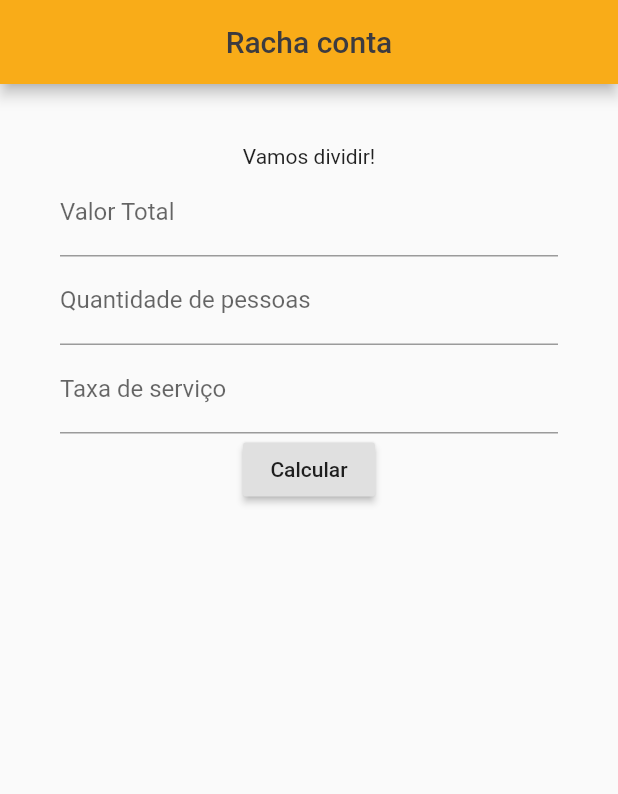
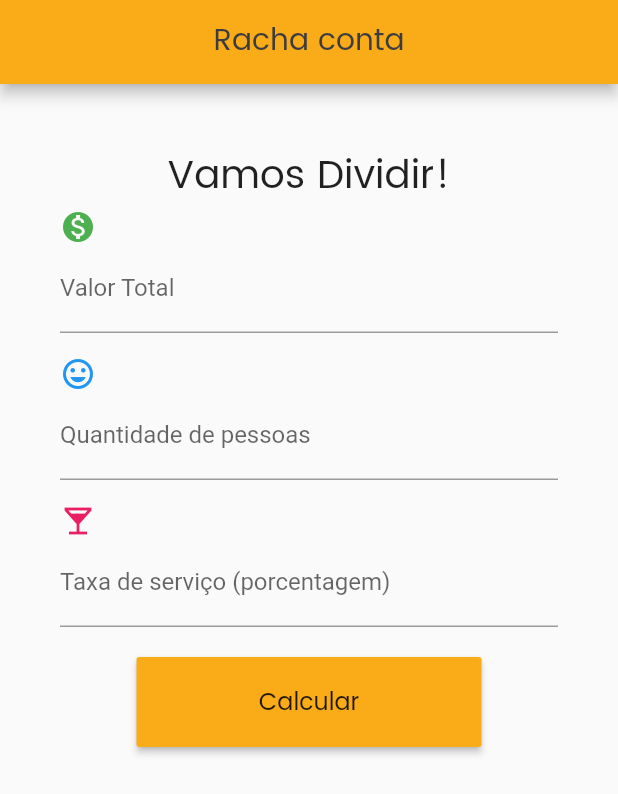
Before and after one commit to DayaneCordeiro/Racha_Conta, a Flutter app: the screen it shows after launch, after a tap on "Mesmo valor para todos", on a phone screen of 412 x 824 dp. Shown: the top 794 px of the screen. Run offline on Flutter 3.47's test engine with Material 2 defaults, Android fonts, the phone set to English and light mode, and no system bars.

Commit message:
Feature: Total Divion Logic And Front-End

```diff
--- a/lib/consumo_total.dart
+++ b/lib/consumo_total.dart
@@ -7,17 +7,30 @@ class ConsumoTotal extends StatefulWidget {
 }
 
 class ConsumoTotalState extends State<ConsumoTotal> {
-  final form_consumo = GlobalKey<FormState>();
-  final total_value  = TextEditingController();
+  /* CONTROLLERS */
+  final form_consumo         = GlobalKey<FormState>();
+  final total_value          = TextEditingController();
+  final total_people         = TextEditingController();
+  final total_service_charge = TextEditingController();
 
   @override
   void dispose() {
     total_value.dispose();
+    total_people.dispose();
+    total_service_charge.dispose();
     super.dispose();
   }
 
   @override
   Widget build(BuildContext context) {
+    var orangeColor     = new Color(0xFFF9AC18);
+    double total        = 0;
+    double custo        = 0;
+    int pessoas         = 0;
+    double taxa         = 0;
+    double porcentagem  = 0;
+    String result;
+
     return MaterialApp(
       home: Scaffold(
         /* Função que preenche os espaços da tela, barra de cima... */
@@ -31,11 +44,29 @@ class ConsumoTotalState extends State<ConsumoTotal> {
           padding: const EdgeInsets.all(40.0),
           child: new Column(
             children: [
-              Text('Vamos dividir!'),
+              /* PAGE TITLE */
+              Text(
+                'Vamos Dividir!',
+                style: TextStyle(fontSize: 26, fontFamily: 'Poppins'),
+                textAlign: TextAlign.center
+              ),
+
+              /* DIVSION FORM */
               Form(
                 key: form_consumo,
                 child: Column(
                   children: <Widget>[
+                    /* MONEY ICON */
+                    Container(
+                      alignment: Alignment.topLeft,
+                      child: Icon(
+                        Icons.monetization_on,
+                        color: Colors.green,
+                        size: 24,
+                      ),
+                    ),
+
+                    /* INPUT TOTAL VALUE */
                     TextFormField(
                       controller: total_value,
                       decoration: new InputDecoration(
@@ -46,7 +77,22 @@ class ConsumoTotalState extends State<ConsumoTotal> {
                         return (value.isEmpty) ? 'Por favor insira um valor' : null;
                       }
                     ),
+
+                    Padding(padding: new EdgeInsets.fromLTRB(0.0,15.0,0.0,0.0,)),
+
+                    /* PEOPLE ICON */
+                    Container(
+                      alignment: Alignment.bottomLeft,
+                      child: Icon(
+                        Icons.insert_emoticon,
+                        color: Colors.blue,
+                        size: 24,
+                      ),
+                    ),
+
+                    /* INPUT AMOUNT OF PEOPLE */
                     TextFormField(
+                      controller: total_people,
                       decoration: new InputDecoration(
                         hintText: 'Digite a quantidade...', labelText: 'Quantidade de pessoas',
                       ),
@@ -55,21 +101,77 @@ class ConsumoTotalState extends State<ConsumoTotal> {
                         return (value.isEmpty) ? 'Por favor insira a quantidade' : null;
                       }
                     ),
+
+                    Padding(padding: new EdgeInsets.fromLTRB(0.0,15.0,0.0,0.0,)),
+
+                    /* PEOPLE ICON */
+                    Container(
+                      alignment: Alignment.bottomLeft,
+                      child: Icon(
+                        Icons.local_bar,
+                        color: Colors.pink,
+                        size: 24,
+                      ),
+                    ),
+
+                    /* INPUT SERVICE CHARGE */
                     TextFormField(
+                      controller: total_service_charge,
                       decoration: new InputDecoration(
-                        hintText: 'Digite a taxa...', labelText: 'Taxa de serviço',
+                        hintText: 'Digite a taxa...', labelText: 'Taxa de serviço (porcentagem)',
                       ),
                       keyboardType: TextInputType.number,
                       validator: (value) {
                         return (value.isEmpty) ? 'Por favor insira a taxa' : null;
                       }
                     ),
-                    RaisedButton(
-                      child: Text('Calcular'),
-                      onPressed: () {
-                        if (form_consumo.currentState.validate())
-                          print(total_value.text);
-                      },
+
+                    Padding(padding: new EdgeInsets.fromLTRB(0.0,20.0,0.0,0.0,)),
+
+                    /* CALCULATE BUTTON */
+                    ButtonTheme(
+                      minWidth: 230.0,
+                      height: 60.0,
+                      child: RaisedButton(
+                        child: Text('Calcular', style: TextStyle(fontSize: 16, fontFamily: 'Poppins'),),
+                        color: orangeColor,
+                        onPressed: () {
+                          if (form_consumo.currentState.validate())
+                            custo = double.parse(total_value.text);
+                            pessoas  = int.parse(total_people.text);
+                            taxa  = double.parse(total_service_charge.text);
+
+                            porcentagem = custo * (taxa / 100);
+                            total = (custo + porcentagem) / pessoas;
+
+                            result = total.toStringAsFixed(2);
+
+                            return showDialog <void>(
+                              context: context,
+                              barrierDismissible: false,
+                              builder: (BuildContext context) {
+                                return AlertDialog(
+                                  title: Text('Total:'),
+                                  content: SingleChildScrollView(
+                                    child: ListBody(
+                                      children: <Widget>[
+                                        Text('R\u0024$result para cada um.'),
+                                      ],
+                                    ),
+                                  ),
+                                  actions: <Widget>[
+                                    FlatButton(
+                                      child: Text('Ok'),
+                                      onPressed: () {
+                                        Navigator.of(context).pop();
+                                      },
+                                    ),
+                                  ],
+                                );
+                              },
+                            );
+                        },
+                      ),
                     ),
                   ],
                 )
```
Also changed, not shown: pubspec.yaml (+6 -4 lines).
